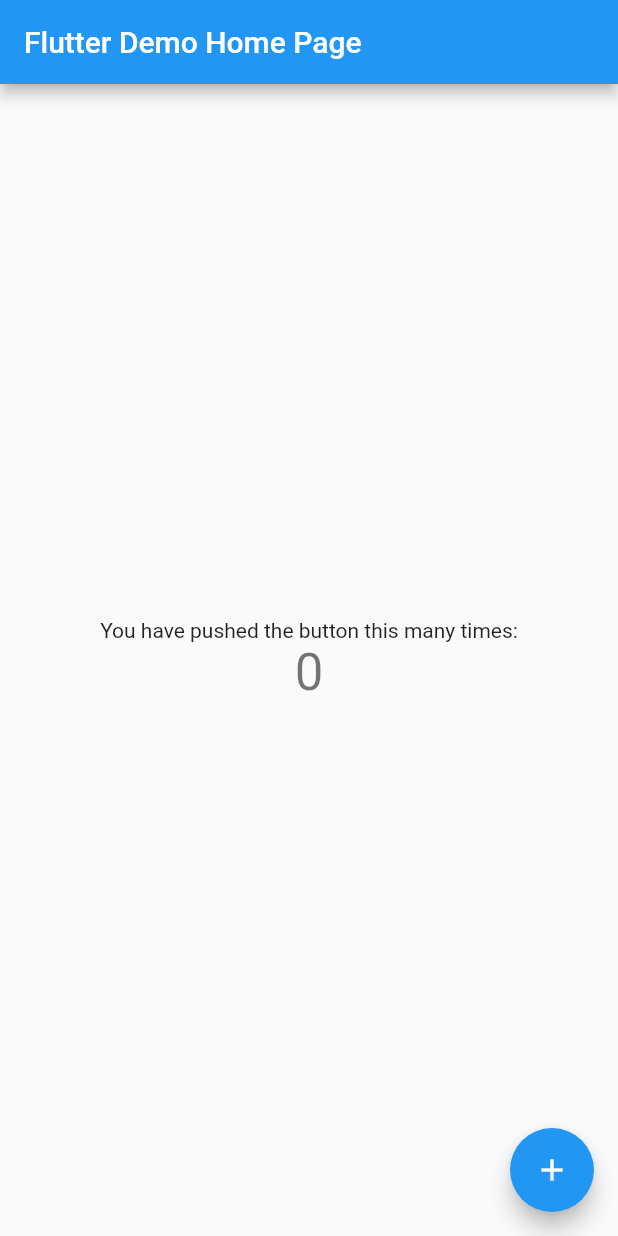
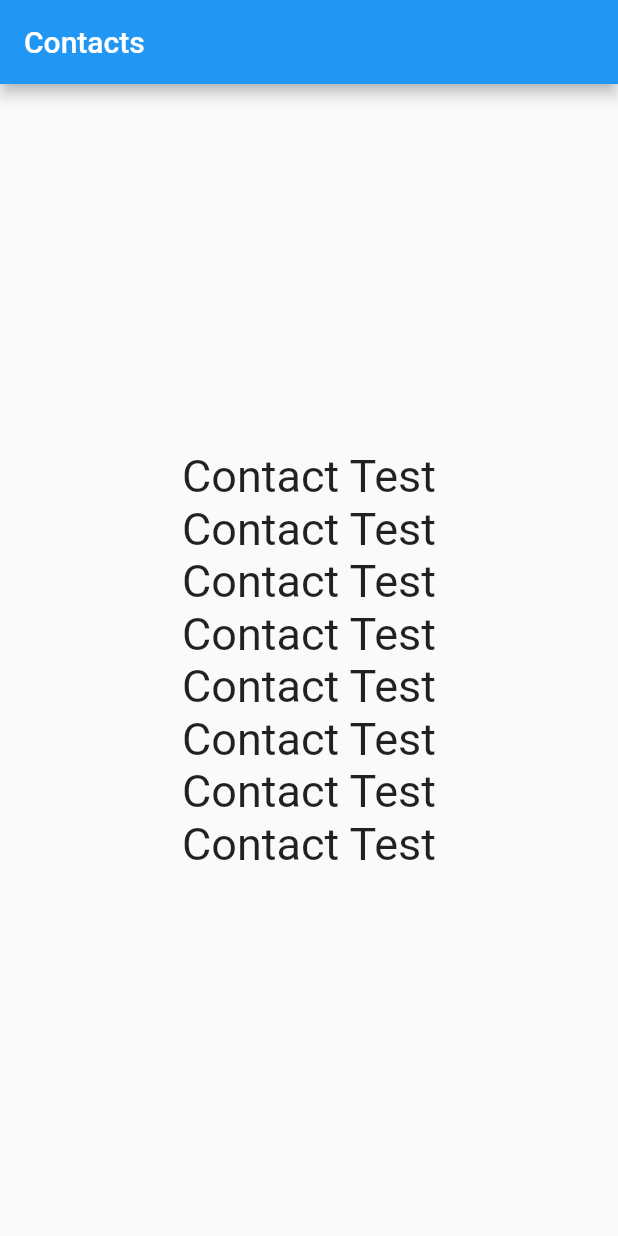
Before and after one commit to MuchemiKelvin/contactpage, a Flutter app: the screen it shows after launch, on a phone screen of 412 x 824 dp. Run offline on Flutter 3.47's test engine with Material 2 defaults, Android fonts, the phone set to English and light mode, and no system bars.

Commit message:
column view

```diff
--- a/lib/main.dart
+++ b/lib/main.dart
@@ -1,4 +1,6 @@
 import 'package:flutter/material.dart';
+import 'package:contactpage/ui/contact_list/contact_list_page.dart';
+
 
 void main() {
   runApp(const MyApp());
@@ -11,105 +13,11 @@
   @override
   Widget build(BuildContext context) {
     return MaterialApp(
-      title: 'Flutter Demo',
+      title: 'Contacts',
       theme: ThemeData(
-        // This is the theme of your application.
-        //
-        // Try running your application with "flutter run". You'll see the
-        // application has a blue toolbar. Then, without quitting the app, try
-        // changing the primarySwatch below to Colors.green and then invoke
-        // "hot reload" (press "r" in the console where you ran "flutter run",
-        // or simply save your changes to "hot reload" in a Flutter IDE).
-        // Notice that the counter didn't reset back to zero; the application
-        // is not restarted.
         primarySwatch: Colors.blue,
       ),
-      home: const MyHomePage(title: 'Flutter Demo Home Page'),
+      home: ContactListPage(),
     );
   }
 }
-
-class MyHomePage extends StatefulWidget {
-  const MyHomePage({super.key, required this.title});
-
-  // This widget is the home page of your application. It is stateful, meaning
-  // that it has a State object (defined below) that contains fields that affect
-  // how it looks.
-
-  // This class is the configuration for the state. It holds the values (in this
-  // case the title) provided by the parent (in this case the App widget) and
-  // used by the build method of the State. Fields in a Widget subclass are
-  // always marked "final".
-
-  final String title;
-
-  @override
-  State<MyHomePage> createState() => _MyHomePageState();
-}
-
-class _MyHomePageState extends State<MyHomePage> {
-  int _counter = 0;
-
-  void _incrementCounter() {
-    setState(() {
-      // This call to setState tells the Flutter framework that something has
-      // changed in this State, which causes it to rerun the build method below
-      // so that the display can reflect the updated values. If we changed
-      // _counter without calling setState(), then the build method would not be
-      // called again, and so nothing would appear to happen.
-      _counter++;
-    });
-  }
-
-  @override
-  Widget build(BuildContext context) {
-    // This method is rerun every time setState is called, for instance as done
-    // by the _incrementCounter method above.
-    //
-    // The Flutter framework has been optimized to make rerunning build methods
-    // fast, so that you can just rebuild anything that needs updating rather
-    // than having to individually change instances of widgets.
-    return Scaffold(
-      appBar: AppBar(
-        // Here we take the value from the MyHomePage object that was created by
-        // the App.build method, and use it to set our appbar title.
-        title: Text(widget.title),
-      ),
-      body: Center(
-        // Center is a layout widget. It takes a single child and positions it
-        // in the middle of the parent.
-        child: Column(
-          // Column is also a layout widget. It takes a list of children and
-          // arranges them vertically. By default, it sizes itself to fit its
-          // children horizontally, and tries to be as tall as its parent.
-          //
-          // Invoke "debug painting" (press "p" in the console, choose the
-          // "Toggle Debug Paint" action from the Flutter Inspector in Android
-          // Studio, or the "Toggle Debug Paint" command in Visual Studio Code)
-          // to see the wireframe for each widget.
-          //
-          // Column has various properties to control how it sizes itself and
-          // how it positions its children. Here we use mainAxisAlignment to
-          // center the children vertically; the main axis here is the vertical
-          // axis because Columns are vertical (the cross axis would be
-          // horizontal).
-          mainAxisAlignment: MainAxisAlignment.center,
-          children: <Widget>[
-            const Text(
-              'You have pushed the button this many times:',
-            ),
-            Text(
-              '$_counter',
-              style: Theme.of(context).textTheme.headlineMedium,
-            ),
-          ],
-        ),
-      ),
-      floatingActionButton: FloatingActionButton(
-        onPressed: _incrementCounter,
-        tooltip: 'Increment',
-        child: const Icon(Icons.add),
-      ), // This trailing comma makes auto-formatting nicer for build methods.
-    );
-  }
-}
--- /dev/null
+++ b/lib/ui/contact_list/contact_list_page.dart
@@ -0,0 +1,53 @@
+import 'package:flutter/material.dart';
+
+class ContactListPage extends StatelessWidget {
+
+  @override
+  Widget build(BuildContext context) {
+    return Scaffold(
+      appBar: AppBar (
+        title: Text('Contacts'),
+        ),
+        body: Center(
+          child: Column (
+            mainAxisSize: MainAxisSize.min,
+            children: <Widget>[
+            Text(
+              'Contact Test',
+            style: TextStyle(fontSize: 30),
+            ),
+               Text(
+                'Contact Test',
+            style: TextStyle(fontSize: 30),
+            ),
+             Text(
+              'Contact Test',
+            style: TextStyle(fontSize: 30),
+            ),
+            Text(
+              'Contact Test',
+            style: TextStyle(fontSize: 30),
+            ),
+            Text(
+              'Contact Test',
+            style: TextStyle(fontSize: 30),
+            ),
+            Text(
+              'Contact Test',
+            style: TextStyle(fontSize: 30),
+            ),
+            Text(
+              'Contact Test',
+            style: TextStyle(fontSize: 30),
+            ),
+
+            Text(
+              'Contact Test',
+            style: TextStyle(fontSize: 30),
+            ),
+          ],
+          ),
+        ),
+    );
+  }
+}
```
